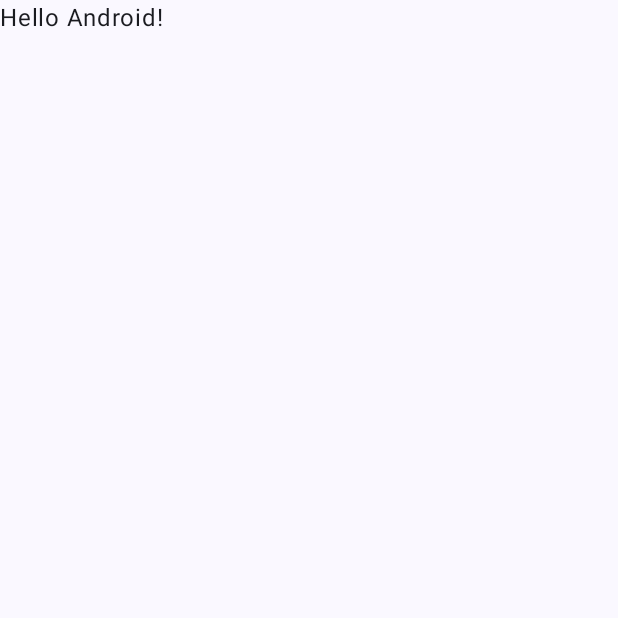
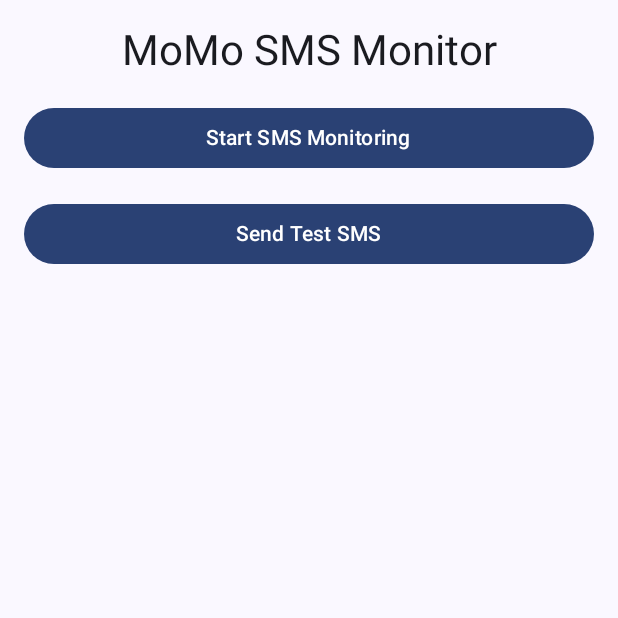
Before and after one commit to waka-man/MoMoSMSMonitor, an Android app built with Jetpack Compose: the screen it shows after launch (MainActivity), on a phone screen of 412 x 824 dp, the top half of it. Before the commit the part shown is almost empty. Run offline under Robolectric (Android 15) with nearby library versions, the phone set to English and light mode, and no system bars.

Commit message:
added monitoring and filtering logic

```diff
--- a/app/src/main/AndroidManifest.xml
+++ b/app/src/main/AndroidManifest.xml
@@ -1,6 +1,9 @@
 <?xml version="1.0" encoding="utf-8"?>
 <manifest xmlns:android="http://schemas.android.com/apk/res/android"
     xmlns:tools="http://schemas.android.com/tools">
+
+    <!-- Hardware Features -->
+    <uses-feature android:name="android.hardware.telephony" android:required="false" />
 
     <!-- SMS Permissions -->
     <uses-permission android:name="android.permission.RECEIVE_SMS" />
--- a/app/src/main/java/com/waka/momosmsmonitor/MainActivity.kt
+++ b/app/src/main/java/com/waka/momosmsmonitor/MainActivity.kt
@@ -1,47 +1,148 @@
 package com.waka.momosmsmonitor
 
+import android.Manifest
+import android.content.Intent
+import android.content.IntentFilter
+import android.content.pm.PackageManager
 import android.os.Bundle
+import android.provider.Telephony
+import android.provider.Telephony.Sms.Intents.SMS_RECEIVED_ACTION
+import android.telephony.SmsMessage
+import android.util.Log
 import androidx.activity.ComponentActivity
 import androidx.activity.compose.setContent
 import androidx.activity.enableEdgeToEdge
-import androidx.compose.foundation.layout.fillMaxSize
-import androidx.compose.foundation.layout.padding
-import androidx.compose.material3.Scaffold
-import androidx.compose.material3.Text
-import androidx.compose.runtime.Composable
+import androidx.activity.result.contract.ActivityResultContracts
+import androidx.compose.foundation.layout.*
+import androidx.compose.material3.*
+import androidx.compose.runtime.*
+import androidx.compose.ui.Alignment
 import androidx.compose.ui.Modifier
-import androidx.compose.ui.tooling.preview.Preview
+import androidx.compose.ui.platform.LocalContext
+import androidx.compose.ui.unit.dp
+import androidx.core.content.ContextCompat
+import com.waka.momosmsmonitor.receivers.SMSReceiver
+import com.waka.momosmsmonitor.services.SMSMonitorService
 import com.waka.momosmsmonitor.ui.theme.MoMoSMSMonitorTheme
 
 class MainActivity : ComponentActivity() {
+    private val TAG = "MainActivity"
+
+    private val requiredPermissions = arrayOf(
+        Manifest.permission.RECEIVE_SMS,
+        Manifest.permission.READ_SMS
+    )
+
+    private val requestPermissionLauncher = registerForActivityResult(
+        ActivityResultContracts.RequestMultiplePermissions()
+    ) { permissions ->
+        if (permissions.all { it.value }) {
+            Log.d(TAG, "All permissions granted")
+            startSMSMonitoring()
+        } else {
+            Log.e(TAG, "Some permissions were denied")
+        }
+    }
+
     override fun onCreate(savedInstanceState: Bundle?) {
         super.onCreate(savedInstanceState)
         enableEdgeToEdge()
+
+        checkAndRequestPermissions()
+
         setContent {
             MoMoSMSMonitorTheme {
-                Scaffold(modifier = Modifier.fillMaxSize()) { innerPadding ->
-                    Greeting(
-                        name = "Android",
-                        modifier = Modifier.padding(innerPadding)
+                Surface(
+                    modifier = Modifier.fillMaxSize(),
+                    color = MaterialTheme.colorScheme.background
+                ) {
+                    MainScreen(
+                        onTestSMS = { simulateTestSMS() },
+                        onStartService = { startSMSMonitoring() }
                     )
                 }
             }
         }
     }
+
+    private fun checkAndRequestPermissions() {
+        if (requiredPermissions.all {
+            ContextCompat.checkSelfPermission(this, it) == PackageManager.PERMISSION_GRANTED
+        }) {
+            Log.d(TAG, "All permissions already granted")
+            startSMSMonitoring()
+        } else {
+            Log.d(TAG, "Requesting permissions")
+            requestPermissionLauncher.launch(requiredPermissions)
+        }
+    }
+
+    private fun startSMSMonitoring() {
+        // Start the foreground service
+        val serviceIntent = Intent(this, SMSMonitorService::class.java)
+        if (android.os.Build.VERSION.SDK_INT >= android.os.Build.VERSION_CODES.O) {
+            startForegroundService(serviceIntent)
+        } else {
+            startService(serviceIntent)
+        }
+
+        // Register SMS receiver
+        val receiver = SMSReceiver()
+        val filter = IntentFilter(SMS_RECEIVED_ACTION)
+        registerReceiver(receiver, filter)
+
+        Log.d(TAG, "SMS monitoring started")
+    }
+
+    private fun simulateTestSMS() {
+        val intent = Intent(SMS_RECEIVED_ACTION)
+        val testMessage = """
+            TxId: 123456789. Your payment of 1,000 RWF to Test Merchant 12345 has been completed at 2024-03-19 10:00:00.
+            Your new balance: 9,000 RWF. Fee was 0 RWF.
+        """.trimIndent()
+
+        // Create a test SMS message
+        val smsMessage = SmsMessage.createFromPdu(
+            testMessage.toByteArray(),
+            "M-Money"
+        )
+
+        intent.putExtra("pdus", arrayOf(smsMessage))
+        sendBroadcast(intent)
+
+        Log.d(TAG, "Test SMS broadcast sent")
+    }
 }
 
 @Composable
-fun Greeting(name: String, modifier: Modifier = Modifier) {
-    Text(
-        text = "Hello $name!",
-        modifier = modifier
-    )
-}
+fun MainScreen(
+    onTestSMS: () -> Unit,
+    onStartService: () -> Unit
+) {
+    Column(
+        modifier = Modifier
+            .fillMaxSize()
+            .padding(16.dp),
+        horizontalAlignment = Alignment.CenterHorizontally,
+        verticalArrangement = Arrangement.spacedBy(16.dp)
+    ) {
+        Text(
+            text = "MoMo SMS Monitor",
+            style = MaterialTheme.typography.headlineMedium
+        )
 
-@Preview(showBackground = true)
-@Composable
-fun GreetingPreview() {
-    MoMoSMSMonitorTheme {
-        Greeting("Android")
+        Button(
+            onClick = onStartService,
+            modifier = Modifier.fillMaxWidth()
+        ) {
+            Text("Start SMS Monitoring")
+        }
+
+        Button(
+            onClick = onTestSMS,
+            modifier = Modifier.fillMaxWidth()
+        ) {
+            Text("Send Test SMS")
+        }
     }
 }
--- a/build.gradle.kts
+++ b/build.gradle.kts
@@ -2,6 +2,5 @@
 plugins {
     alias(libs.plugins.android.application) apply false
     alias(libs.plugins.kotlin.android) apply false
-    alias(libs.plugins.kotlin.compose) apply false
     alias(libs.plugins.ksp) apply false
 }
```
Also changed, not shown: app/build.gradle.kts (+5 -3 lines), app/src/main/java/com/waka/momosmsmonitor/receivers/BootReceiver.kt (added, +24 -0 lines), app/src/main/java/com/waka/momosmsmonitor/receivers/SMSReceiver.kt (added, +58 -0 lines), app/src/main/java/com/waka/momosmsmonitor/services/SMSMonitorService.kt (added, +59 -0 lines), app/src/main/java/com/waka/momosmsmonitor/utils/SMSParser.kt (added, +238 -0 lines), gradle/libs.versions.toml (+3 -4 lines), 1 other file.
